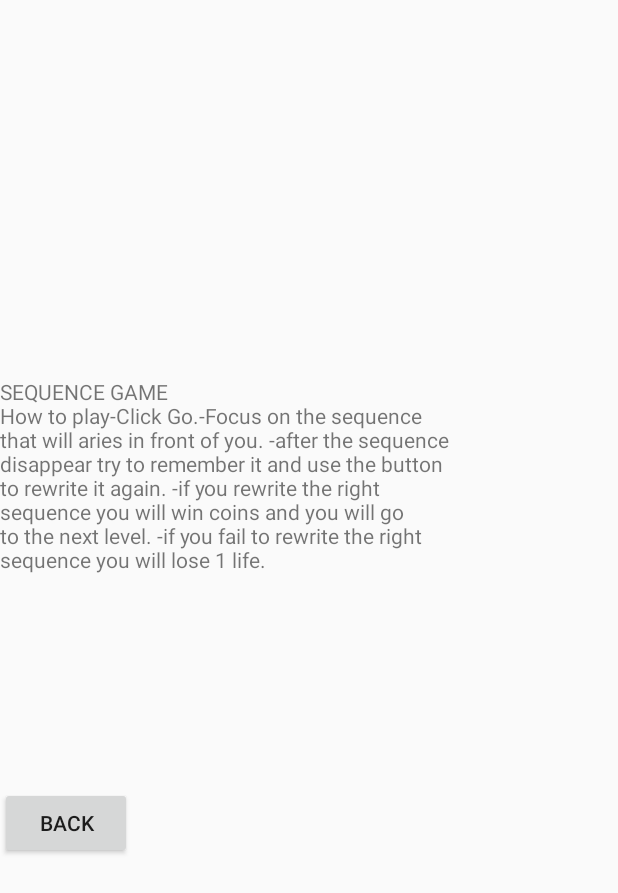
After one commit to KorhanK/SequenceTaxi, an Android app: the layout activity_tutorial.xml on its own in the app's theme, with its tools: preview values and no code run, on a phone screen of 412 x 824 dp. The commit adds this screen. Shown: the top 893 px of the screen. Run offline under Robolectric (Android 15) with nearby library versions, the phone set to English and light mode, and no system bars.

Commit message:
tutorial page and Activity done

```diff
--- /dev/null
+++ b/app/src/main/java/com/example/pauline/groupprojecttry/Tutorial.java
@@ -0,0 +1,31 @@
+package com.example.pauline.groupprojecttry;
+
+import android.support.v7.app.AppCompatActivity;
+import android.os.Bundle;
+import android.view.View;
+import android.widget.Button;
+import android.widget.TextView;
+
+public class Tutorial extends AppCompatActivity {
+
+    TextView textView;
+    @Override
+    protected void onCreate(Bundle savedInstanceState) {
+        super.onCreate(savedInstanceState);
+        setContentView(R.layout.activity_tutorial);
+        textView=(TextView)findViewById(R.id.tutorial);
+    }
+
+
+
+    public void goBack(View view){
+
+        String but_text=((Button)view).getText().toString();
+
+    }
+
+
+
+
+
+}
--- /dev/null
+++ b/app/src/main/res/layout/activity_tutorial.xml
@@ -0,0 +1,40 @@
+<?xml version="1.0" encoding="utf-8"?>
+<LinearLayout xmlns:android="http://schemas.android.com/apk/res/android"
+    xmlns:app="http://schemas.android.com/apk/res-auto"
+    xmlns:tools="http://schemas.android.com/tools"
+    android:layout_width="match_parent"
+    android:layout_height="match_parent"
+    tools:context="com.example.pauline.groupprojecttry.Tutorial"
+
+    >
+
+    <RelativeLayout
+        android:layout_width="371dp"
+        android:layout_height="wrap_content"
+        android:layout_gravity="center_horizontal|center_vertical"
+        android:orientation="vertical">
+
+        <TextView
+            android:id="@+id/tutorial"
+            android:layout_width="300dp"
+            android:layout_height="223dp"
+            android:layout_marginBottom="50dp"
+            android:layout_marginRight="50dp"
+            android:text="@string/text"
+            tools:layout_marginLeft="50dp" />
+
+        <Button
+            android:layout_width="wrap_content"
+            android:layout_height="wrap_content"
+            android:layout_alignStart="@+id/tutorial"
+            android:layout_below="@+id/tutorial"
+            android:onClick="goBack"
+            android:text="Back" />
+
+
+    </RelativeLayout>
+
+
+
+
+</LinearLayout>
--- a/app/src/main/res/values/strings.xml
+++ b/app/src/main/res/values/strings.xml
@@ -1,3 +1,7 @@
 <resources>
-    <string name="app_name">GroupProjectTry</string>
+    <string name="app_name">My Tutorial Application</string>
+    <string name="text">SEQUENCE GAME\nHow to play-Click Go.-Focus on the sequence that will aries in front of you.
+        -after the sequence disappear try to remember it  and use the button to rewrite it again.
+    -if you rewrite the right sequence you will win coins and you will go to the next level.
+    -if you fail to rewrite the right sequence you will lose 1 life.</string>
 </resources>
```
